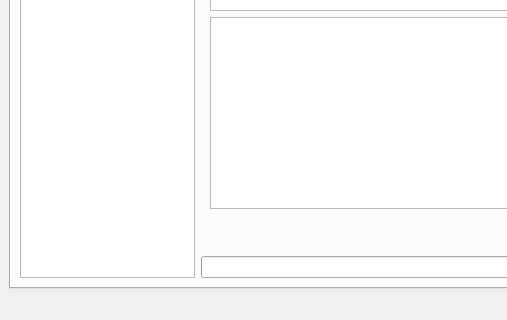
SlopeCraft/SlopeCraft, file SlopeCraft/SCWind.ui: the form before one commit; both pictures show x 0 to 507 and y 545 to 865 of the 920 by 865 pixel window.
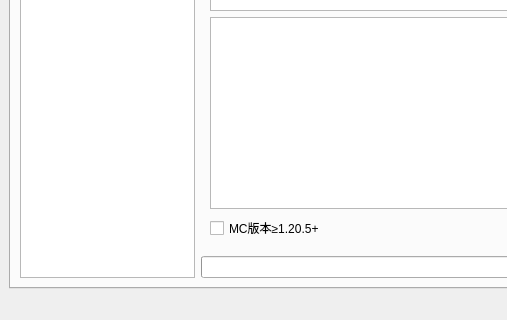
The form after the commit. The open tabs and pages were chosen to show the change. Icons and pictures are not drawn. Custom widgets are drawn as their Qt base class.

Commit message: fix map command display

```diff
--- a/SlopeCraft/SCWind.ui
+++ b/SlopeCraft/SCWind.ui
@@ -1326,6 +1326,13 @@
               <property name="topMargin">
                <number>0</number>
               </property>
+              <item>
+               <widget class="QCheckBox" name="cb_mc_version_geq_1_20_5">
+                <property name="text">
+                 <string>MC版本≥1.20.5+</string>
+                </property>
+               </widget>
+              </item>
               <item>
                <spacer name="horizontalSpacer">
                 <property name="orientation">
```
The commit also changes 2 other files.
